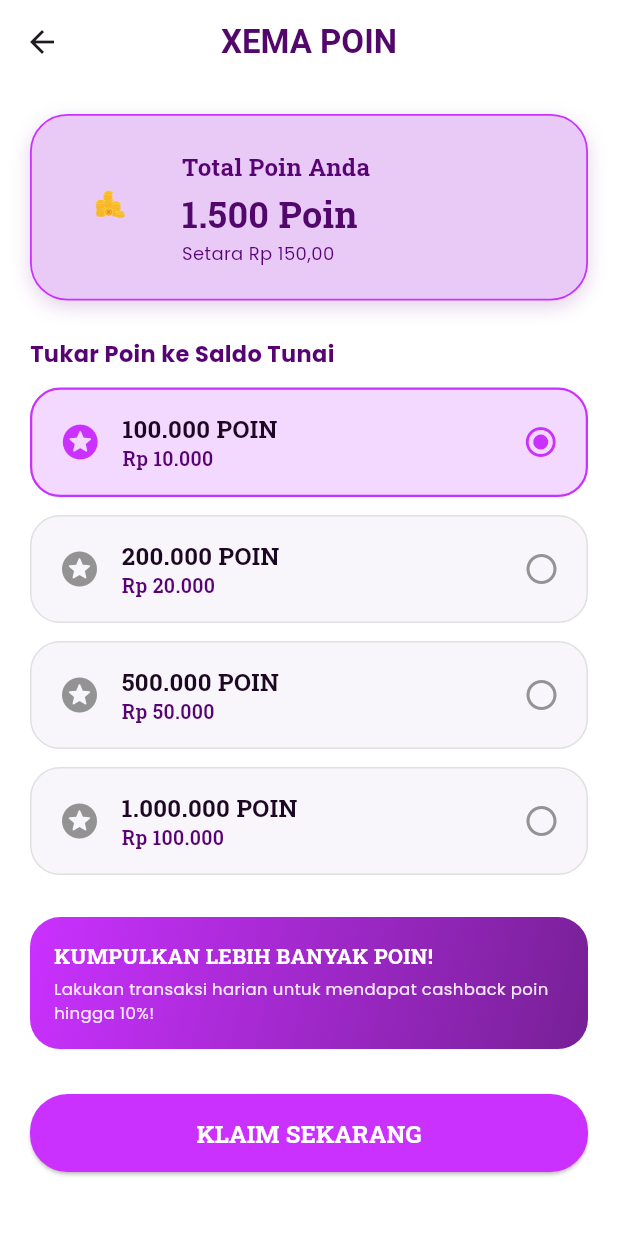
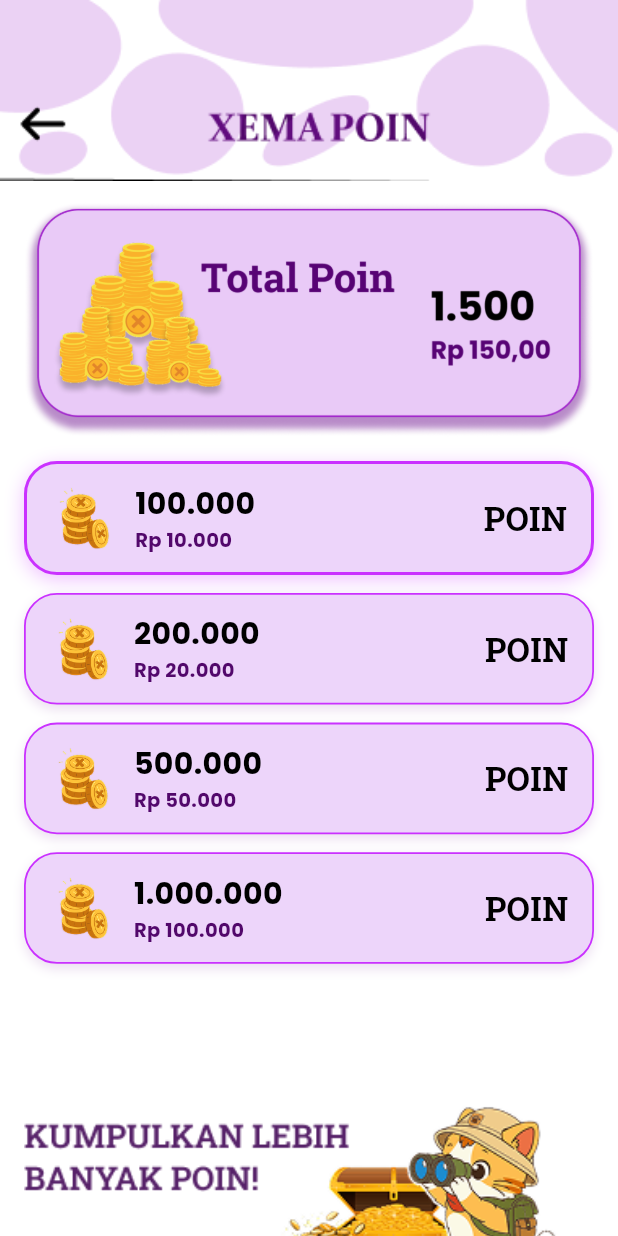
Before and after one commit to Dwi-siska-hariani07/xema_app, a Flutter app: the KoinScreen screen opened directly, on a phone screen of 412 x 824 dp. Run offline on Flutter 3.47's test engine with Material 3 defaults, Android fonts, the phone set to English and light mode, and no system bars; our stand-ins replace google_fonts; Roboto replaces fonts that are missing (Poltawski Nowy).

Commit message:
Memperbarui tampilan koin screen sesuai desain figma

```diff
--- a/lib/koin_screen.dart
+++ b/lib/koin_screen.dart
@@ -23,8 +23,29 @@ class _KoinScreenState extends State<KoinScreen> {
   Widget build(BuildContext context) {
     return Scaffold(
       backgroundColor: Colors.white,
-      appBar: AppBar(
-        title: Text(
+      body: SafeArea(
+        top: false,
+        child: SingleChildScrollView(
+          child: Column(
+            children: [
+              // ========================================================
+              // 1. TAMPILAN ATAS / HEADER (PERSIS ASLI FIGMA)
+              // ========================================================
+              Container(
+                width: double.infinity,
+                color: Colors.white,
+                child: Stack(
+                  children: [
+                    // Gambar Header Asli Figma (Bercak Organik, XEMA POIN, & Garis Pembatas)
+                    Image.asset(
+                      'assets/images/koin_header.png',
+                      width: double.infinity,
+                      fit: BoxFit.fitWidth,
+                      errorBuilder: (_, __, ___) => Container(
+                        padding: const EdgeInsets.only(top: 45, bottom: 15),
+                        color: const Color(0xFFFAF5FD),
+                        child: Center(
+                          child: Text(
                             'XEMA POIN',
                             style: GoogleFonts.poltawskiNowy(
                               fontSize: 22,
@@ -32,92 +53,49 @@ class _KoinScreenState extends State<KoinScreen> {
                               color: const Color(0xFF52086B),
                             ),
                           ),
-        backgroundColor: Colors.white,
-        elevation: 0,
-        centerTitle: true,
-      ),
-      body: SingleChildScrollView(
-        padding: const EdgeInsets.all(20),
-        child: Column(
-          children: [
-            // Kartu Total Poin Figma
-            Container(
-              width: double.infinity,
-              padding: const EdgeInsets.all(22),
-              decoration: BoxDecoration(
-                color: const Color(0xFFE9CAF7),
-                borderRadius: BorderRadius.circular(25),
-                border: Border.all(color: const Color(0xFFCA31FF), width: 1.2),
-                boxShadow: const [
-                  BoxShadow(
-                    color: Color(0x33772096),
-                    blurRadius: 10,
-                    offset: Offset(0, 4),
-                  ),
-                ],
-              ),
-              child: Row(
-                children: [
-                  Image.asset(
-                    'assets/images/coin_gold.png',
-                    width: 60,
-                    height: 60,
-                    errorBuilder: (_, __, ___) => const Icon(
-                      Icons.monetization_on,
-                      color: Color(0xFFE5A93C),
-                      size: 60,
                         ),
                       ),
-                  const SizedBox(width: 18),
-                  Column(
-                    crossAxisAlignment: CrossAxisAlignment.start,
-                    children: [
-                      Text(
-                        'Total Poin Anda',
-                        style: GoogleFonts.robotoSlab(
-                          fontSize: 16,
-                          fontWeight: FontWeight.bold,
-                          color: const Color(0xFF570374),
                     ),
+
+                    // Area Klik Tombol Kembali (Back Arrow)
+                    Positioned(
+                      left: 0,
+                      top: 0,
+                      bottom: 0,
+                      width: 70,
+                      child: GestureDetector(
+                        behavior: HitTestBehavior.translucent,
+                        onTap: () {
+                          if (Navigator.canPop(context)) {
+                            Navigator.pop(context);
+                          }
+                        },
                       ),
-                      const SizedBox(height: 4),
-                      Text(
-                        '1.500 Poin',
-                        style: GoogleFonts.robotoSlab(
-                          fontSize: 24,
-                          fontWeight: FontWeight.bold,
-                          color: const Color(0xFF52086B),
-                        ),
-                      ),
-                      Text(
-                        'Setara Rp 150,00',
-                        style: GoogleFonts.poppins(
-                          fontSize: 12,
-                          color: const Color(0xFF570374),
-                        ),
-                      ),
-                    ],
                     ),
                   ],
                 ),
               ),
 
-            const SizedBox(height: 25),
+              const SizedBox(height: 14),
 
-            Align(
-              alignment: Alignment.centerLeft,
-              child: Text(
-                'Tukar Poin ke Saldo Tunai',
-                style: GoogleFonts.poppins(
-                  fontSize: 15,
-                  fontWeight: FontWeight.bold,
-                  color: const Color(0xFF570374),
+              Padding(
+                padding: const EdgeInsets.symmetric(horizontal: 16),
+                child: Column(
+                  children: [
+                    // ========================================================
+                    // 2. KARTU TOTAL POIN (GAMBAR KEDUA FIGMA 100% PERSIS)
+                    // ========================================================
+                    Image.asset(
+                      'assets/images/koin_total_card.png',
+                      width: double.infinity,
+                      fit: BoxFit.contain,
                     ),
-              ),
-            ),
-            const SizedBox(height: 12),
 
-            // Opsi Penukaran Figma
+                    const SizedBox(height: 16),
+
+                    // ========================================================
+                    // 3. DAFTAR PILIHAN PENUKARAN POIN FIGMA
+                    // ========================================================
                     ..._redeemOptions.map((opt) {
                       final isSelected = _selectedPoin == opt['poin'];
                       return GestureDetector(
@@ -129,52 +107,73 @@ class _KoinScreenState extends State<KoinScreen> {
                         },
                         child: Container(
                           margin: const EdgeInsets.only(bottom: 12),
-                  padding: const EdgeInsets.symmetric(horizontal: 18, vertical: 14),
+                          padding: const EdgeInsets.symmetric(horizontal: 16, vertical: 12),
                           decoration: BoxDecoration(
-                    color: isSelected ? const Color(0xFFF3D8FF) : const Color(0xFFF8F5FB),
-                    borderRadius: BorderRadius.circular(20),
+                            color: const Color(0xFFEDD5FA),
+                            borderRadius: BorderRadius.circular(22),
                             border: Border.all(
-                      color: isSelected ? const Color(0xFFCA31FF) : const Color(0xFFE0E0E0),
-                      width: isSelected ? 1.5 : 1,
+                              color: const Color(0xFFCA31FF),
+                              width: isSelected ? 2.0 : 1.2,
+                            ),
+                            boxShadow: [
+                              BoxShadow(
+                                color: isSelected
+                                    ? const Color(0x4DCA31FF)
+                                    : const Color(0x24772096),
+                                blurRadius: isSelected ? 10 : 6,
+                                offset: const Offset(0, 3),
+                              ),
+                            ],
+                          ),
+                          child: Row(
+                            children: [
+                              // Ikon Koin Opsi Penukaran Figma (Coin Option)
+                              Image.asset(
+                                'assets/images/coin_option.png',
+                                width: 44,
+                                height: 44,
+                                fit: BoxFit.contain,
+                                errorBuilder: (_, __, ___) => const Icon(
+                                  Icons.monetization_on,
+                                  color: Color(0xFFE5A93C),
+                                  size: 40,
                                 ),
                               ),
-                  child: Row(
-                    mainAxisAlignment: MainAxisAlignment.spaceBetween,
-                    children: [
-                      Row(
-                        children: [
-                          Icon(
-                            Icons.stars_rounded,
-                            color: isSelected ? const Color(0xFFCA31FF) : const Color(0xFF939393),
-                            size: 28,
-                          ),
-                          const SizedBox(width: 14),
+                              const SizedBox(width: 12),
+
+                              // Angka Poin & Nilai Tukar (Poppins)
                               Column(
                                 crossAxisAlignment: CrossAxisAlignment.start,
                                 children: [
                                   Text(
-                                '${opt['poin']} POIN',
-                                style: GoogleFonts.robotoSlab(
-                                  fontSize: 16,
+                                    opt['poin']!,
+                                    style: GoogleFonts.poppins(
+                                      fontSize: 20,
                                       fontWeight: FontWeight.bold,
-                                  color: const Color(0xFF1C0823),
+                                      color: Colors.black,
                                     ),
                                   ),
                                   Text(
                                     opt['cash']!,
-                                style: GoogleFonts.robotoSlab(
+                                    style: GoogleFonts.poppins(
                                       fontSize: 13,
-                                  color: const Color(0xFF570374),
-                                  fontWeight: FontWeight.w600,
+                                      fontWeight: FontWeight.bold,
+                                      color: const Color(0xFF52086B),
                                     ),
                                   ),
                                 ],
                               ),
-                        ],
+
+                              const Spacer(),
+
+                              // Tulisan "POIN" (Roboto Slab)
+                              Text(
+                                'POIN',
+                                style: GoogleFonts.robotoSlab(
+                                  fontSize: 22,
+                                  fontWeight: FontWeight.bold,
+                                  color: Colors.black,
                                 ),
-                      Icon(
-                        isSelected ? Icons.radio_button_checked : Icons.radio_button_off,
-                        color: isSelected ? const Color(0xFFCA31FF) : const Color(0xFF939393),
                               ),
                             ],
                           ),
@@ -182,82 +181,103 @@ class _KoinScreenState extends State<KoinScreen> {
                       );
                     }),
 
-            const SizedBox(height: 16),
+                    const SizedBox(height: 10),
 
-            // Banner Kumpulkan Lebih Banyak Poin
+                    // ========================================================
+                    // 4. BAGIAN BAWAH: ILUSTRASI KUCING & TOMBOL KLAIM
+                    // ========================================================
                     Container(
-              padding: const EdgeInsets.all(16),
-              decoration: BoxDecoration(
-                gradient: const LinearGradient(
-                  colors: [Color(0xFFCA31FF), Color(0xFF772096)],
-                  begin: Alignment.topLeft,
-                  end: Alignment.bottomRight,
-                ),
-                borderRadius: BorderRadius.circular(20),
-              ),
-              child: Row(
+                      width: double.infinity,
+                      constraints: const BoxConstraints(maxWidth: 380),
+                      child: Stack(
+                        alignment: Alignment.center,
                         children: [
-                  Expanded(
-                    child: Column(
-                      crossAxisAlignment: CrossAxisAlignment.start,
+                          // Ilustrasi Kucing Harta Karun & Teks "KUMPULKAN LEBIH BANYAK POIN!"
+                          Image.asset(
+                            'assets/images/koin_cat.png',
+                            width: double.infinity,
+                            fit: BoxFit.contain,
+                            errorBuilder: (_, __, ___) => Row(
                               children: [
                                 Text(
-                          'KUMPULKAN LEBIH BANYAK POIN!',
+                                  'KUMPULKAN LEBIH\nBANYAK POIN!',
                                   style: GoogleFonts.robotoSlab(
-                            fontSize: 14,
+                                    fontSize: 16,
                                     fontWeight: FontWeight.bold,
-                            color: Colors.white,
-                          ),
-                        ),
-                        const SizedBox(height: 4),
-                        Text(
-                          'Lakukan transaksi harian untuk mendapat cashback poin hingga 10%!',
-                          style: GoogleFonts.poppins(
-                            fontSize: 11,
-                            color: Colors.white.withValues(alpha: 0.9),
-                          ),
-                        ),
-                      ],
+                                    color: const Color(0xFF52086B),
                                   ),
                                 ),
                               ],
                             ),
                           ),
 
-            const SizedBox(height: 30),
-
-            SizedBox(
-              width: double.infinity,
-              height: 52,
-              child: ElevatedButton(
-                onPressed: () {
+                          // Tombol "KLAIM" (Roboto Slab, Warna #CA31FF)
+                          Positioned(
+                            left: 14,
+                            bottom: 12,
+                            child: Container(
+                              width: 115,
+                              height: 38,
+                              decoration: BoxDecoration(
+                                color: const Color(0xFFCA31FF),
+                                borderRadius: BorderRadius.circular(20),
+                                boxShadow: const [
+                                  BoxShadow(
+                                    color: Color(0x40CA31FF),
+                                    blurRadius: 6,
+                                    offset: Offset(0, 3),
+                                  ),
+                                ],
+                              ),
+                              child: Material(
+                                color: Colors.transparent,
+                                child: InkWell(
+                                  borderRadius: BorderRadius.circular(20),
+                                  onTap: () {
                                     showDialog(
                                       context: context,
                                       builder: (context) {
                                         return AlertDialog(
-                        shape: RoundedRectangleBorder(borderRadius: BorderRadius.circular(22)),
-                        title: const Text('Klaim Berhasil!'),
-                        content: Text('Selamat! Penukaran $_selectedPoin ke saldo $_cashReward berhasil diajukan.'),
+                                          shape: RoundedRectangleBorder(
+                                            borderRadius: BorderRadius.circular(22),
+                                          ),
+                                          title: Text(
+                                            'Klaim Berhasil!',
+                                            style: GoogleFonts.robotoSlab(
+                                              fontWeight: FontWeight.bold,
+                                              color: const Color(0xFF52086B),
+                                            ),
+                                          ),
+                                          content: Text(
+                                            'Selamat! Penukaran $_selectedPoin POIN ke saldo $_cashReward berhasil diajukan.',
+                                            style: GoogleFonts.poppins(fontSize: 14),
+                                          ),
                                           actions: [
                                             TextButton(
                                               onPressed: () => Navigator.pop(context),
-                            child: const Text('OK'),
+                                              child: Text(
+                                                'OK',
+                                                style: GoogleFonts.robotoSlab(
+                                                  fontWeight: FontWeight.bold,
+                                                  color: const Color(0xFFCA31FF),
+                                                ),
+                                              ),
                                             ),
                                           ],
                                         );
                                       },
                                     );
                                   },
-                style: ElevatedButton.styleFrom(
-                  backgroundColor: const Color(0xFFCA31FF),
-                  shape: RoundedRectangleBorder(borderRadius: BorderRadius.circular(25)),
+                                  child: Center(
+                                    child: Text(
+                                      'KLAIM',
+                                      style: GoogleFonts.robotoSlab(
+                                        fontSize: 14,
+                                        fontWeight: FontWeight.bold,
+                                        color: Colors.black,
                                       ),
-                child: Text(
-                  'KLAIM SEKARANG',
-                  style: GoogleFonts.robotoSlab(
-                    fontSize: 16,
-                    fontWeight: FontWeight.bold,
-                    color: Colors.white,
+                                    ),
+                                  ),
                                 ),
                               ),
                             ),
@@ -265,6 +285,15 @@ class _KoinScreenState extends State<KoinScreen> {
                         ],
                       ),
                     ),
+
+                    const SizedBox(height: 25),
+                  ],
+                ),
+              ),
+            ],
+          ),
+        ),
+      ),
     );
   }
 }
```
Also changed, not shown: assets/images/cat_treasure.png (added), assets/images/coin_option.png (added), assets/images/coin_stack_hd.png (added), assets/images/koin_cat.png (added), assets/images/koin_header.png (added), assets/images/koin_total_card.png (added). Lines whose indentation alone changed are shown as unchanged.
